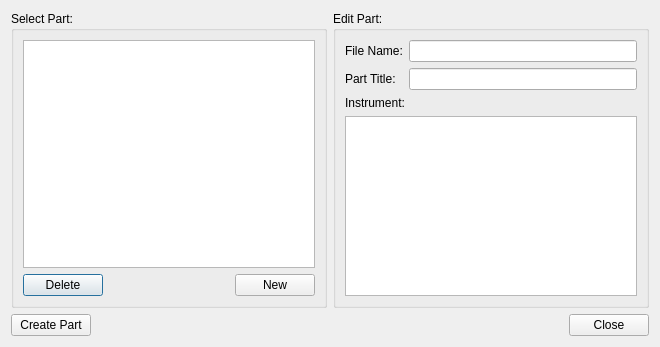
First picture: the form in mscore/mscore/excerptsdialog.ui, repository musescore/musescore-old, before the edit.
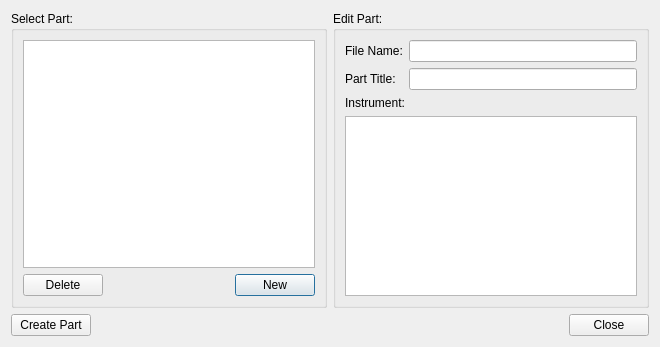
Second picture: the form after the edit.

Commit message: fix #15176: change default focus to New in parts dialog

The edit to the form file:
```diff
--- a/mscore/mscore/excerptsdialog.ui
+++ b/mscore/mscore/excerptsdialog.ui
@@ -56,6 +56,9 @@
           <property name="text" >
            <string>New</string>
           </property>
+          <property name="default">
+           <bool>true</bool>
+          </property>          
          </widget>
         </item>
        </layout>
```
